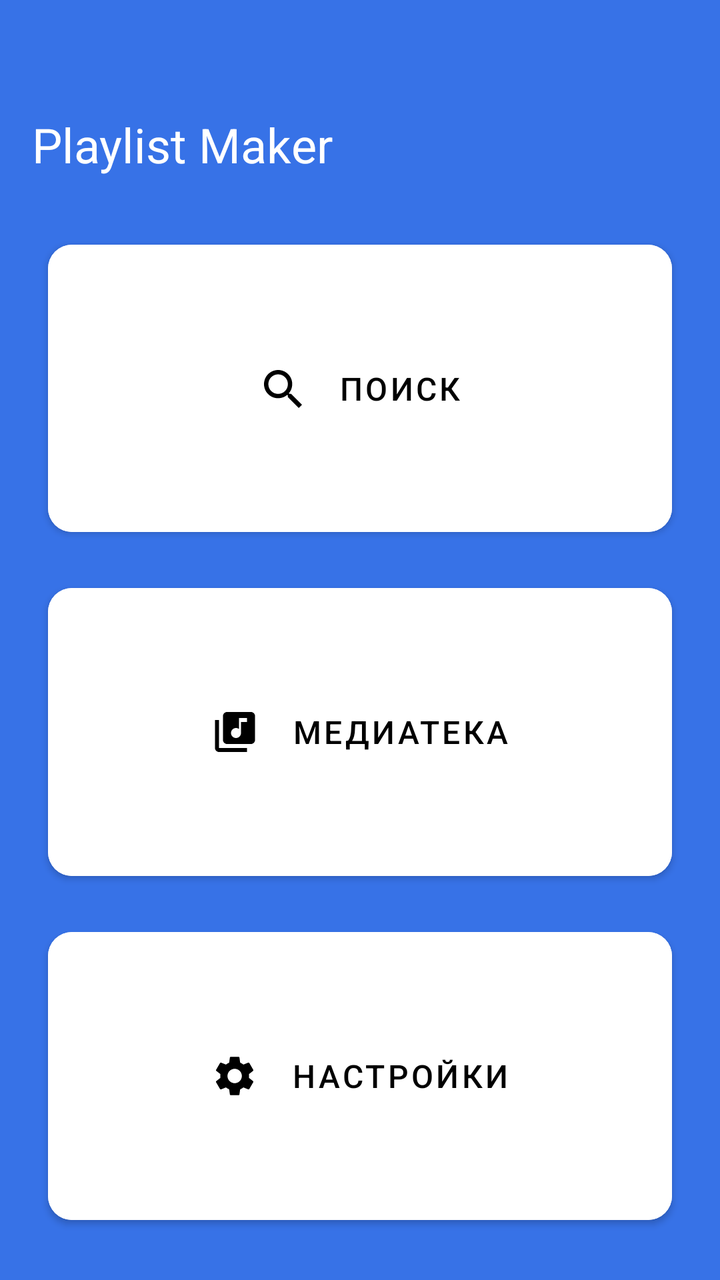
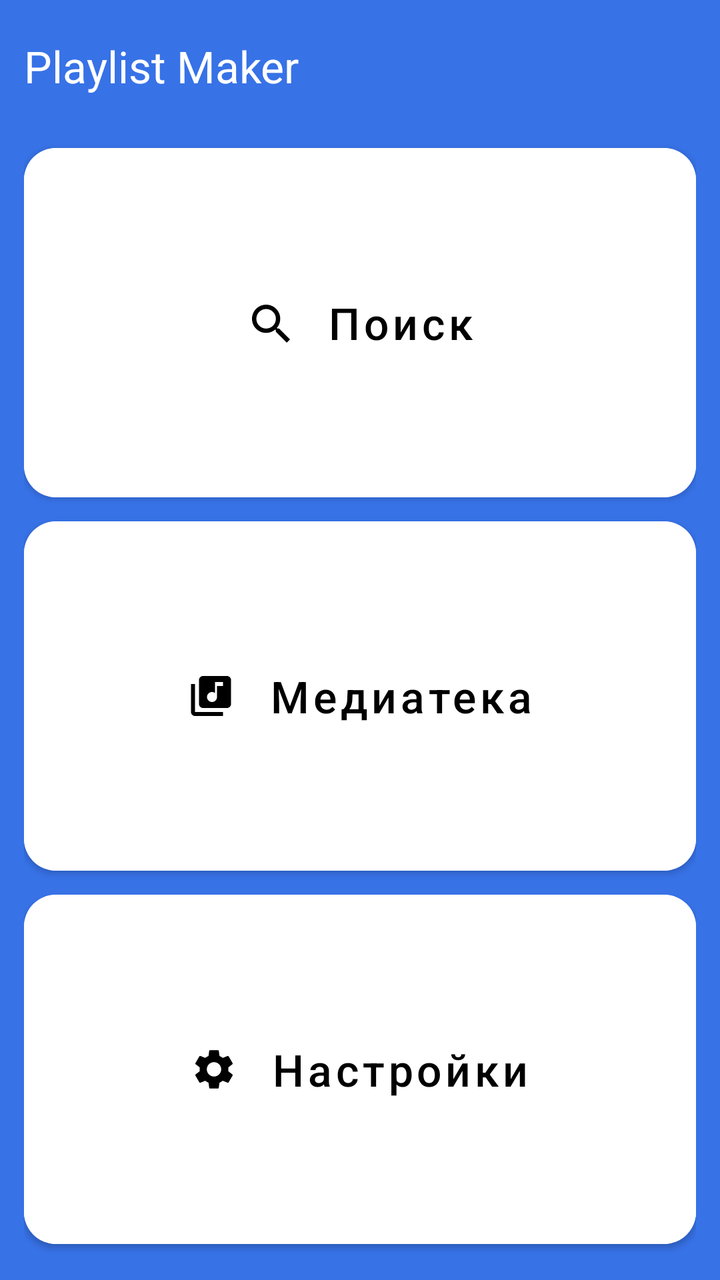

Compare the two renders of this Android layout. The source of the first and the diff that turns it into the second are given below.
<!-- AndroidManifest.xml: application theme Theme.MaterialComponents.DayNight.NoActionBar -->
<!-- res/layout/activity_main.xml -->
<?xml version="1.0" encoding="utf-8"?>
<LinearLayout xmlns:android="http://schemas.android.com/apk/res/android"
    xmlns:app="http://schemas.android.com/apk/res-auto"
    xmlns:tools="http://schemas.android.com/tools"
    android:layout_width="match_parent"
    android:layout_height="match_parent"
    android:orientation="vertical"
    android:padding="@dimen/main_padding"
    android:background="@color/blue">



    <TextView
        android:layout_width="match_parent"
        android:layout_height="wrap_content"
        android:layout_marginTop="@dimen/title_margin_top"
        android:layout_marginBottom="@dimen/title_margin_bottom"
        android:gravity="start"
        android:text="@string/app_name"
        android:textColor="@color/white"
        android:textSize="@dimen/title_text_size" />

    <LinearLayout
        android:layout_width="match_parent"
        android:layout_height="0dp"
        android:layout_weight="1"
        android:orientation="vertical"
        android:gravity="center">


        <com.google.android.material.button.MaterialButton
            android:id="@+id/searchButton"
            android:layout_width="match_parent"
            android:layout_height="0dp"
            android:layout_weight="1"
            android:layout_margin="@dimen/button_margin"
            android:backgroundTint="@color/white"
            android:text="@string/search"
            android:textColor="@color/black"
            android:textSize="@dimen/button_text_size"
            app:cornerRadius="@dimen/button_corner_radius"
            app:icon="@drawable/ic_search"
            app:iconGravity="textStart"
            app:iconPadding="@dimen/icon_padding"
            app:iconTint="@color/black"
            tools:ignore="NestedWeights,VisualLintButtonSize" />

        <com.google.android.material.button.MaterialButton
            android:id="@+id/mediaLibraryButton"
            android:layout_width="match_parent"
            android:layout_height="0dp"
            android:layout_margin="@dimen/button_margin"
            android:layout_weight="1"
            android:backgroundTint="@color/white"
            android:text="@string/media_library"
            android:textColor="@color/black"
            android:textSize="@dimen/button_text_size"
            app:cornerRadius="@dimen/button_corner_radius"
            app:icon="@drawable/ic_library"
            app:iconGravity="textStart"
            app:iconPadding="@dimen/icon_padding"
            app:iconTint="@color/black"
            tools:ignore="VisualLintButtonSize" />

        <com.google.android.material.button.MaterialButton
            android:id="@+id/settingsButton"
            android:layout_width="match_parent"
            android:layout_height="0dp"
            android:layout_margin="@dimen/button_margin"
            android:layout_weight="1"
            android:backgroundTint="@color/white"
            android:text="@string/settings"
            android:textColor="@color/black"
            android:textSize="@dimen/button_text_size"
            app:cornerRadius="@dimen/button_corner_radius"
            app:icon="@drawable/ic_settings"
            app:iconGravity="textStart"
            app:iconPadding="@dimen/icon_padding"
            app:iconTint="@color/black"
            tools:ignore="VisualLintButtonSize" />

    </LinearLayout>

</LinearLayout>
<!-- resources referenced by this layout -->
<resources>
  <color name="black">#000000</color>
  <color name="blue">#3772E7</color>
  <color name="white">#FFFFFF</color>
  <dimen name="button_corner_radius">12dp</dimen>
  <dimen name="button_margin">8dp</dimen>
  <dimen name="button_text_size">16sp</dimen>
  <dimen name="icon_padding">16dp</dimen>
  <dimen name="main_padding">16dp</dimen>
  <dimen name="title_margin_bottom">20dp</dimen>
  <dimen name="title_margin_top">40dp</dimen>
  <dimen name="title_text_size">24sp</dimen>
  <!-- drawable ic_library (drawable) -->
  <vector xmlns:android="http://schemas.android.com/apk/res/android"
      android:width="25dp"
      android:height="24dp"
      android:viewportWidth="25"
      android:viewportHeight="24">
    <path
        android:pathData="M20.5,2H8.5C7.4,2 6.5,2.9 6.5,4V16C6.5,17.1 7.4,18 8.5,18H20.5C21.6,18 22.5,17.1 22.5,16V4C22.5,2.9 21.6,2 20.5,2ZM18.5,7H15.5V12.5C15.5,13.88 14.38,15 13,15C11.62,15 10.5,13.88 10.5,12.5C10.5,11.12 11.62,10 13,10C13.57,10 14.08,10.19 14.5,10.51V5H18.5V7ZM4.5,6H2.5V20C2.5,21.1 3.4,22 4.5,22H18.5V20H4.5V6Z"
        android:fillColor="#1A1B22"/>
  </vector>
  <!-- drawable ic_search (drawable) -->
  <vector xmlns:android="http://schemas.android.com/apk/res/android"
      android:width="24dp"
      android:height="24dp"
      android:viewportWidth="24"
      android:viewportHeight="24">
    <path
        android:pathData="M16.579,14.95H15.721L15.417,14.656C16.481,13.418 17.122,11.81 17.122,10.061C17.122,6.161 13.961,3 10.061,3C6.161,3 3,6.161 3,10.061C3,13.961 6.161,17.122 10.061,17.122C11.81,17.122 13.418,16.481 14.656,15.417L14.95,15.721V16.579L20.381,22L22,20.381L16.579,14.95ZM10.061,14.95C7.356,14.95 5.173,12.766 5.173,10.061C5.173,7.356 7.356,5.173 10.061,5.173C12.766,5.173 14.95,7.356 14.95,10.061C14.95,12.766 12.766,14.95 10.061,14.95Z"
        android:fillColor="#1A1B22"/>
  </vector>
  <!-- drawable ic_settings (drawable) -->
  <vector xmlns:android="http://schemas.android.com/apk/res/android"
      android:width="24dp"
      android:height="24dp"
      android:viewportWidth="24"
      android:viewportHeight="24">
    <path
        android:pathData="M19.14,12.94C19.18,12.64 19.2,12.33 19.2,12C19.2,11.68 19.18,11.36 19.13,11.06L21.16,9.48C21.34,9.34 21.39,9.07 21.28,8.87L19.36,5.55C19.24,5.33 18.99,5.26 18.77,5.33L16.38,6.29C15.88,5.91 15.35,5.59 14.76,5.35L14.4,2.81C14.36,2.57 14.16,2.4 13.92,2.4H10.08C9.84,2.4 9.65,2.57 9.61,2.81L9.25,5.35C8.66,5.59 8.12,5.92 7.63,6.29L5.24,5.33C5.02,5.25 4.77,5.33 4.65,5.55L2.74,8.87C2.62,9.08 2.66,9.34 2.86,9.48L4.89,11.06C4.84,11.36 4.8,11.69 4.8,12C4.8,12.31 4.82,12.64 4.87,12.94L2.84,14.52C2.66,14.66 2.61,14.93 2.72,15.13L4.64,18.45C4.76,18.67 5.01,18.74 5.23,18.67L7.62,17.71C8.12,18.09 8.65,18.41 9.24,18.65L9.6,21.19C9.65,21.43 9.84,21.6 10.08,21.6H13.92C14.16,21.6 14.36,21.43 14.39,21.19L14.75,18.65C15.34,18.41 15.88,18.09 16.37,17.71L18.76,18.67C18.98,18.75 19.23,18.67 19.35,18.45L21.27,15.13C21.39,14.91 21.34,14.66 21.15,14.52L19.14,12.94ZM12,15.6C10.02,15.6 8.4,13.98 8.4,12C8.4,10.02 10.02,8.4 12,8.4C13.98,8.4 15.6,10.02 15.6,12C15.6,13.98 13.98,15.6 12,15.6Z"
        android:fillColor="#1A1B22"/>
  </vector>
  <string name="app_name">Playlist Maker</string>
  <string name="media_library">Медиатека</string>
  <string name="search">Поиск</string>
  <string name="settings">Настройки</string>
</resources>

<!-- the commit's change to res/layout/activity_main.xml (unified diff, before → after) -->
@@ -1,83 +1,77 @@
 <?xml version="1.0" encoding="utf-8"?>
 <LinearLayout xmlns:android="http://schemas.android.com/apk/res/android"
     xmlns:app="http://schemas.android.com/apk/res-auto"
-    xmlns:tools="http://schemas.android.com/tools"
     android:layout_width="match_parent"
     android:layout_height="match_parent"
     android:orientation="vertical"
-    android:padding="@dimen/main_padding"
     android:background="@color/blue">
-
-
 
     <TextView
         android:layout_width="match_parent"
-        android:layout_height="wrap_content"
-        android:layout_marginTop="@dimen/title_margin_top"
-        android:layout_marginBottom="@dimen/title_margin_bottom"
-        android:gravity="start"
+        android:layout_height="56dp"
         android:text="@string/app_name"
+        android:textSize="@dimen/title_text_size"
         android:textColor="@color/white"
-        android:textSize="@dimen/title_text_size" />
+        android:gravity="center_vertical"
+        android:paddingStart="@dimen/title_padding_start"
+        android:paddingTop="@dimen/title_padding_top"
+        android:background="@color/blue" />
 
     <LinearLayout
         android:layout_width="match_parent"
         android:layout_height="0dp"
         android:layout_weight="1"
         android:orientation="vertical"
-        android:gravity="center">
-
+        android:gravity="center"
+        android:padding="@dimen/main_padding">
 
         <com.google.android.material.button.MaterialButton
             android:id="@+id/searchButton"
             android:layout_width="match_parent"
             android:layout_height="0dp"
             android:layout_weight="1"
-            android:layout_margin="@dimen/button_margin"
+            android:text="@string/search"
+            android:textSize="@dimen/button_text_size"
+            android:textColor="@color/black"
+            android:textAllCaps="false"
             android:backgroundTint="@color/white"
-            android:text="@string/search"
-            android:textColor="@color/black"
-            android:textSize="@dimen/button_text_size"
-            app:cornerRadius="@dimen/button_corner_radius"
             app:icon="@drawable/ic_search"
             app:iconGravity="textStart"
             app:iconPadding="@dimen/icon_padding"
             app:iconTint="@color/black"
-            tools:ignore="NestedWeights,VisualLintButtonSize" />
+            app:cornerRadius="@dimen/button_corner_radius"/>
 
         <com.google.android.material.button.MaterialButton
             android:id="@+id/mediaLibraryButton"
             android:layout_width="match_parent"
             android:layout_height="0dp"
-            android:layout_margin="@dimen/button_margin"
             android:layout_weight="1"
+            android:text="@string/media_library"
+            android:textSize="@dimen/button_text_size"
+            android:textColor="@color/black"
+            android:textAllCaps="false"
             android:backgroundTint="@color/white"
-            android:text="@string/media_library"
-            android:textColor="@color/black"
-            android:textSize="@dimen/button_text_size"
-            app:cornerRadius="@dimen/button_corner_radius"
             app:icon="@drawable/ic_library"
             app:iconGravity="textStart"
             app:iconPadding="@dimen/icon_padding"
             app:iconTint="@color/black"
-            tools:ignore="VisualLintButtonSize" />
+            app:cornerRadius="@dimen/button_corner_radius" />
 
         <com.google.android.material.button.MaterialButton
             android:id="@+id/settingsButton"
             android:layout_width="match_parent"
             android:layout_height="0dp"
-            android:layout_margin="@dimen/button_margin"
             android:layout_weight="1"
+            android:text="@string/settings"
+            android:textSize="@dimen/button_text_size"
+            android:textColor="@color/black"
+            android:textAllCaps="false"
             android:backgroundTint="@color/white"
-            android:text="@string/settings"
-            android:textColor="@color/black"
-            android:textSize="@dimen/button_text_size"
-            app:cornerRadius="@dimen/button_corner_radius"
             app:icon="@drawable/ic_settings"
             app:iconGravity="textStart"
             app:iconPadding="@dimen/icon_padding"
             app:iconTint="@color/black"
-            tools:ignore="VisualLintButtonSize" />
+            app:cornerRadius="@dimen/button_corner_radius" />
 
     </LinearLayout>
 
<!-- resource entries referenced after the edit -->
@@ -3,14 +3,13 @@
   <color name="black">#000000</color>
   <color name="blue">#3772E7</color>
   <color name="white">#FFFFFF</color>
-  <dimen name="button_corner_radius">12dp</dimen>
-  <dimen name="button_margin">8dp</dimen>
-  <dimen name="button_text_size">16sp</dimen>
+  <dimen name="button_corner_radius">16dp</dimen>
+  <dimen name="button_text_size">22sp</dimen>
   <dimen name="icon_padding">16dp</dimen>
-  <dimen name="main_padding">16dp</dimen>
-  <dimen name="title_margin_bottom">20dp</dimen>
-  <dimen name="title_margin_top">40dp</dimen>
-  <dimen name="title_text_size">24sp</dimen>
+  <dimen name="main_padding">12dp</dimen>
+  <dimen name="title_padding_start">12dp</dimen>
+  <dimen name="title_padding_top">10dp</dimen>
+  <dimen name="title_text_size">22sp</dimen>
   <!-- drawable ic_library (drawable) -->
   <vector xmlns:android="http://schemas.android.com/apk/res/android"
       android:width="25dp"
